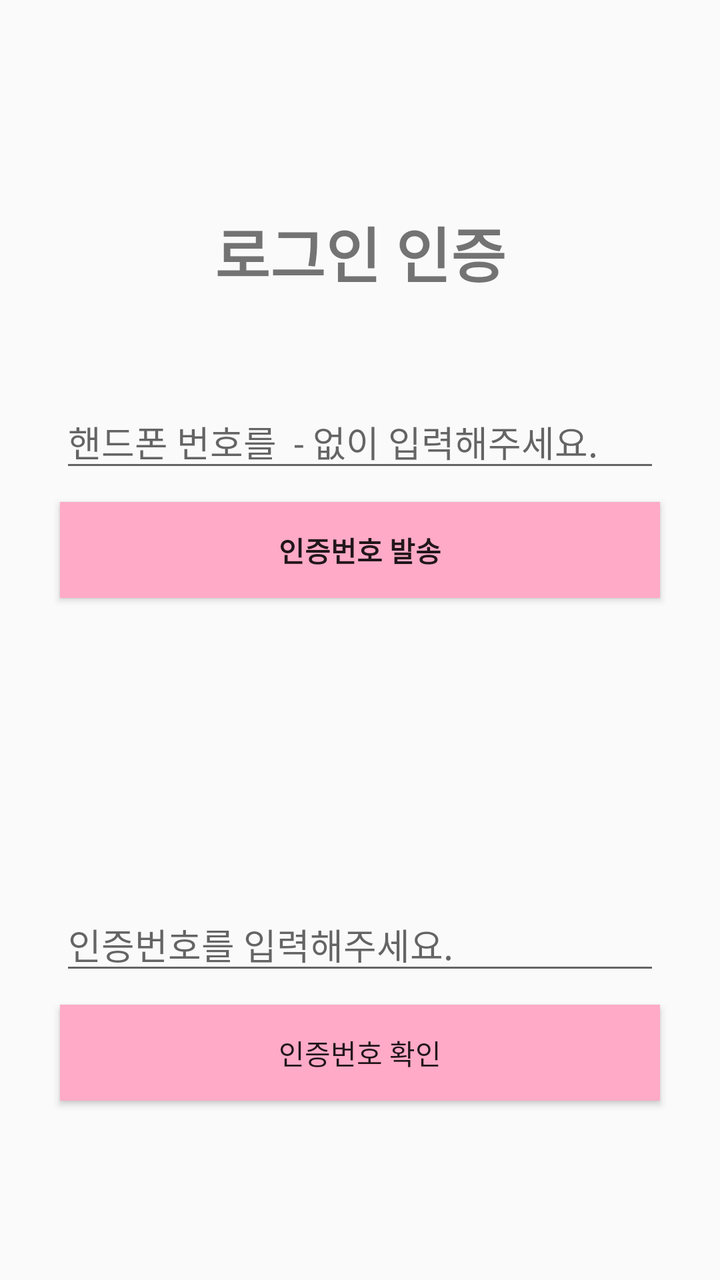
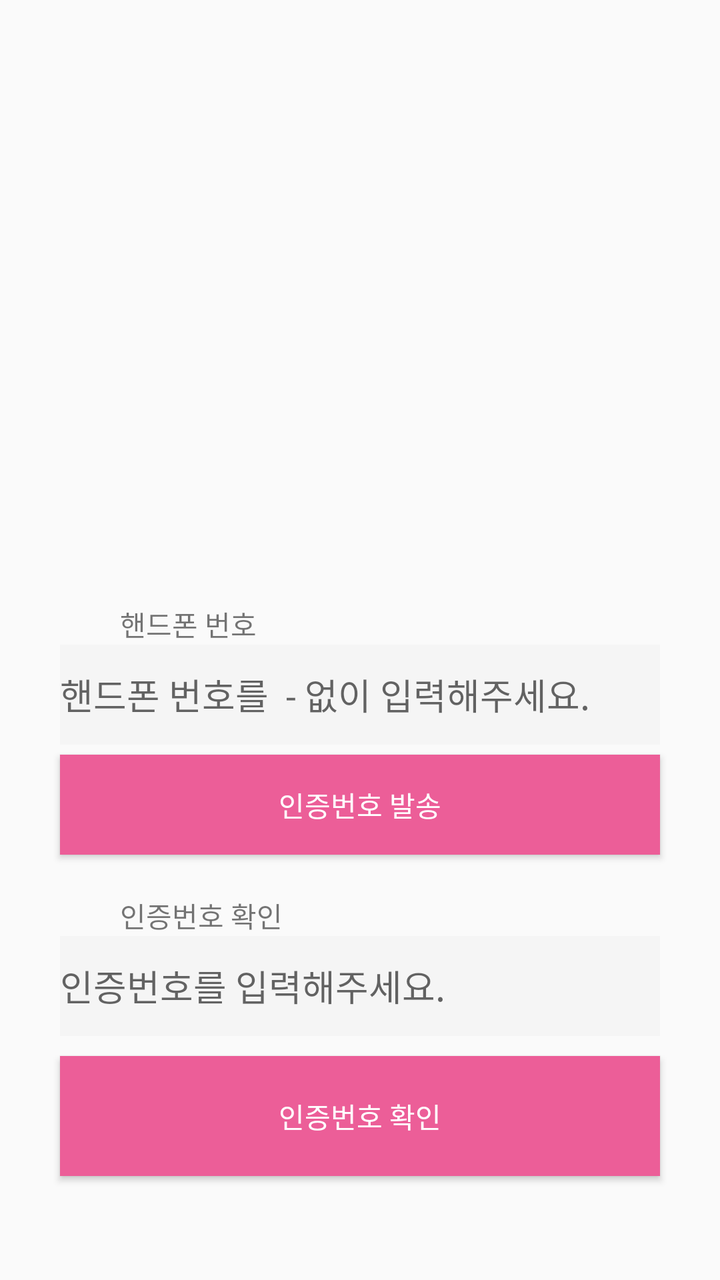

The first picture is an Android layout as it rendered before a commit; the second is the same layout after the commit. The layout source and the unified diff follow.
<!-- AndroidManifest.xml: application theme Theme.App -->
<!-- res/layout/activity_login.xml -->
<?xml version="1.0" encoding="utf-8"?>
<androidx.constraintlayout.widget.ConstraintLayout xmlns:android="http://schemas.android.com/apk/res/android"
    xmlns:app="http://schemas.android.com/apk/res-auto"
    xmlns:tools="http://schemas.android.com/tools"
    android:layout_width="match_parent"
    android:layout_height="match_parent"
    tools:context=".login.LoginActivity">

    <TextView
        android:id="@+id/title"
        android:layout_width="0dp"
        android:layout_height="wrap_content"
        android:layout_marginTop="104dp"
        android:fontFamily="@font/yeonsung"
        android:text="로그인 인증"
        android:textAlignment="center"
        android:textSize="30dp"
        android:textStyle="bold"
        app:layout_constraintEnd_toEndOf="parent"
        app:layout_constraintHorizontal_bias="1.0"
        app:layout_constraintRight_toRightOf="parent"
        app:layout_constraintStart_toStartOf="parent"
        app:layout_constraintTop_toTopOf="parent" />

    <EditText
        android:id="@+id/input_phone_num"
        android:layout_height="wrap_content"
        android:layout_width="match_parent"
        android:layout_marginStart="30dp"
        android:layout_marginTop="50dp"
        android:layout_marginEnd="30dp"
        android:ems="10"
        android:fontFamily="@font/yeonsung"
        android:hint="핸드폰 번호를  - 없이 입력해주세요."
        android:inputType="textPersonName"
        app:layout_constraintEnd_toEndOf="parent"
        app:layout_constraintStart_toStartOf="parent"
        app:layout_constraintTop_toBottomOf="@+id/title"
        />


    <Button
        android:id="@+id/send_sms_button"
        android:layout_width="0dp"
        android:layout_height="wrap_content"
        android:layout_marginTop="10dp"
        android:text="인증번호 발송"
        android:textStyle="bold"
        android:fontFamily="@font/yeonsung"
        android:background="@color/pink"
        app:layout_constraintEnd_toEndOf="@+id/input_phone_num"
        app:layout_constraintStart_toStartOf="@+id/input_phone_num"
        app:layout_constraintTop_toBottomOf="@+id/input_phone_num" />

    <EditText
        android:id="@+id/input_check_num"
        android:layout_width="0dp"
        android:layout_height="wrap_content"
        android:layout_marginTop="150dp"
        android:ems="10"
        android:fontFamily="@font/yeonsung"
        android:inputType="textPersonName"
        android:hint="인증번호를 입력해주세요."
        app:layout_constraintEnd_toEndOf="@+id/send_sms_button"
        app:layout_constraintStart_toStartOf="@+id/send_sms_button"
        app:layout_constraintTop_toBottomOf="@+id/send_sms_button" />

    <Button
        android:id="@+id/check_button"
        android:layout_width="0dp"
        android:layout_height="wrap_content"
        android:layout_marginTop="10dp"
        android:text="인증번호 확인"
        android:background="@color/pink"
        android:fontFamily="@font/yeonsung"
        app:layout_constraintEnd_toEndOf="@+id/input_check_num"
        app:layout_constraintStart_toStartOf="@+id/input_check_num"
        app:layout_constraintTop_toBottomOf="@+id/input_check_num" />


</androidx.constraintlayout.widget.ConstraintLayout>
<!-- resources referenced by this layout -->
<resources>
  <color name="pink">#FFAAC7</color>
  <style name="Theme.App" parent="Theme.AppCompat.Light">
          
  
          <item name="colorPrimary">@color/white</item>
          <item name="colorPrimaryVariant">@color/hotPink</item>
          <item name="colorOnPrimary">@color/white</item>
          
          <item name="colorSecondary">@color/teal_200</item>
          <item name="colorSecondaryVariant">@color/teal_700</item>
          <item name="colorOnSecondary">@color/black</item>
          
          <item name="android:statusBarColor">?attr/colorPrimaryVariant</item>
          
      </style>
  <color name="white">#FFFFFFFF</color>
  <color name="hotPink">#EC5E98</color>
  <color name="teal_200">#FF03DAC5</color>
  <color name="teal_700">#FF018786</color>
  <color name="black">#FF000000</color>
</resources>

<!-- the commit's change to res/layout/activity_login.xml (unified diff, before → after) -->
@@ -1,81 +1,76 @@
 <?xml version="1.0" encoding="utf-8"?>
-<androidx.constraintlayout.widget.ConstraintLayout xmlns:android="http://schemas.android.com/apk/res/android"
+<RelativeLayout xmlns:android="http://schemas.android.com/apk/res/android"
     xmlns:app="http://schemas.android.com/apk/res-auto"
     xmlns:tools="http://schemas.android.com/tools"
     android:layout_width="match_parent"
     android:layout_height="match_parent"
+    android:orientation="vertical"
+    android:gravity="center"
     tools:context=".login.LoginActivity">
 
-    <TextView
-        android:id="@+id/title"
-        android:layout_width="0dp"
-        android:layout_height="wrap_content"
-        android:layout_marginTop="104dp"
-        android:fontFamily="@font/yeonsung"
-        android:text="로그인 인증"
-        android:textAlignment="center"
-        android:textSize="30dp"
-        android:textStyle="bold"
-        app:layout_constraintEnd_toEndOf="parent"
-        app:layout_constraintHorizontal_bias="1.0"
-        app:layout_constraintRight_toRightOf="parent"
-        app:layout_constraintStart_toStartOf="parent"
-        app:layout_constraintTop_toTopOf="parent" />
+    <LinearLayout
+        android:layout_width="match_parent"
+        android:layout_height="match_parent"
+        android:orientation="vertical"
+        android:gravity="center">
+    <ImageView
+        android:id="@+id/CatGif"
+        android:layout_width="match_parent"
+        android:layout_height="250dp"
+        />
+        <TextView
+            android:layout_width="match_parent"
+            android:layout_height="wrap_content"
+            android:text="핸드폰 번호"
+            android:textAlignment="viewStart"
+            android:layout_marginLeft="40dp"
+            android:fontFamily="@font/yeonsung" />
+        <EditText
+            android:id="@+id/input_phone_num"
+            android:layout_width="300dp"
+            android:layout_height="50dp"
+            android:background="@color/lightGray"
+            android:ems="10"
+            android:fontFamily="@font/yeonsung"
+            android:hint="핸드폰 번호를  - 없이 입력해주세요."
+            android:inputType="textPersonName" />
+        <Button
+            android:id="@+id/send_sms_button"
+            android:layout_marginTop="5dp"
+            android:layout_width="300dp"
+            android:layout_height="50dp"
+            android:text="인증번호 발송"
+            android:textColor="@color/white"
+            android:fontFamily="@font/yeonsung"
+            android:background="@color/hotPink"
+            />
+        <TextView
+            android:layout_marginTop="20dp"
+            android:layout_width="match_parent"
+            android:layout_height="wrap_content"
+            android:text="인증번호 확인"
+            android:textAlignment="viewStart"
+            android:layout_marginLeft="40dp"
+            android:fontFamily="@font/yeonsung" />
+        <EditText
+            android:id="@+id/input_check_num"
+            android:layout_width="300dp"
+            android:layout_height="50dp"
+            android:background="@color/lightGray"
+            android:ems="10"
+            android:fontFamily="@font/yeonsung"
+            android:inputType="textPersonName"
+            android:hint="인증번호를 입력해주세요."/>
+        <Button
+            android:id="@+id/check_button"
+            android:layout_marginTop="10dp"
+            android:layout_width="300dp"
+            android:layout_height="60dp"
+            android:background="@color/hotPink"
+            android:text="인증번호 확인"
+            android:textColor="@color/white"
+            android:fontFamily="@font/yeonsung"
+            />
+    </LinearLayout>
 
-    <EditText
-        android:id="@+id/input_phone_num"
-        android:layout_height="wrap_content"
-        android:layout_width="match_parent"
-        android:layout_marginStart="30dp"
-        android:layout_marginTop="50dp"
-        android:layout_marginEnd="30dp"
-        android:ems="10"
-        android:fontFamily="@font/yeonsung"
-        android:hint="핸드폰 번호를  - 없이 입력해주세요."
-        android:inputType="textPersonName"
-        app:layout_constraintEnd_toEndOf="parent"
-        app:layout_constraintStart_toStartOf="parent"
-        app:layout_constraintTop_toBottomOf="@+id/title"
-        />
-
-
-    <Button
-        android:id="@+id/send_sms_button"
-        android:layout_width="0dp"
-        android:layout_height="wrap_content"
-        android:layout_marginTop="10dp"
-        android:text="인증번호 발송"
-        android:textStyle="bold"
-        android:fontFamily="@font/yeonsung"
-        android:background="@color/pink"
-        app:layout_constraintEnd_toEndOf="@+id/input_phone_num"
-        app:layout_constraintStart_toStartOf="@+id/input_phone_num"
-        app:layout_constraintTop_toBottomOf="@+id/input_phone_num" />
-
-    <EditText
-        android:id="@+id/input_check_num"
-        android:layout_width="0dp"
-        android:layout_height="wrap_content"
-        android:layout_marginTop="150dp"
-        android:ems="10"
-        android:fontFamily="@font/yeonsung"
-        android:inputType="textPersonName"
-        android:hint="인증번호를 입력해주세요."
-        app:layout_constraintEnd_toEndOf="@+id/send_sms_button"
-        app:layout_constraintStart_toStartOf="@+id/send_sms_button"
-        app:layout_constraintTop_toBottomOf="@+id/send_sms_button" />
-
-    <Button
-        android:id="@+id/check_button"
-        android:layout_width="0dp"
-        android:layout_height="wrap_content"
-        android:layout_marginTop="10dp"
-        android:text="인증번호 확인"
-        android:background="@color/pink"
-        android:fontFamily="@font/yeonsung"
-        app:layout_constraintEnd_toEndOf="@+id/input_check_num"
-        app:layout_constraintStart_toStartOf="@+id/input_check_num"
-        app:layout_constraintTop_toBottomOf="@+id/input_check_num" />
-
-
-</androidx.constraintlayout.widget.ConstraintLayout>
+</RelativeLayout>
<!-- resource entries referenced after the edit -->
@@ -1,6 +1,5 @@
 <!-- resources referenced by this layout -->
 <resources>
-  <color name="pink">#FFAAC7</color>
   <style name="Theme.App" parent="Theme.AppCompat.Light">
           
   
@@ -17,6 +16,7 @@
       </style>
   <color name="white">#FFFFFFFF</color>
   <color name="hotPink">#EC5E98</color>
+  <color name="lightGray">#F5F5F5</color>
   <color name="teal_200">#FF03DAC5</color>
   <color name="teal_700">#FF018786</color>
   <color name="black">#FF000000</color>
